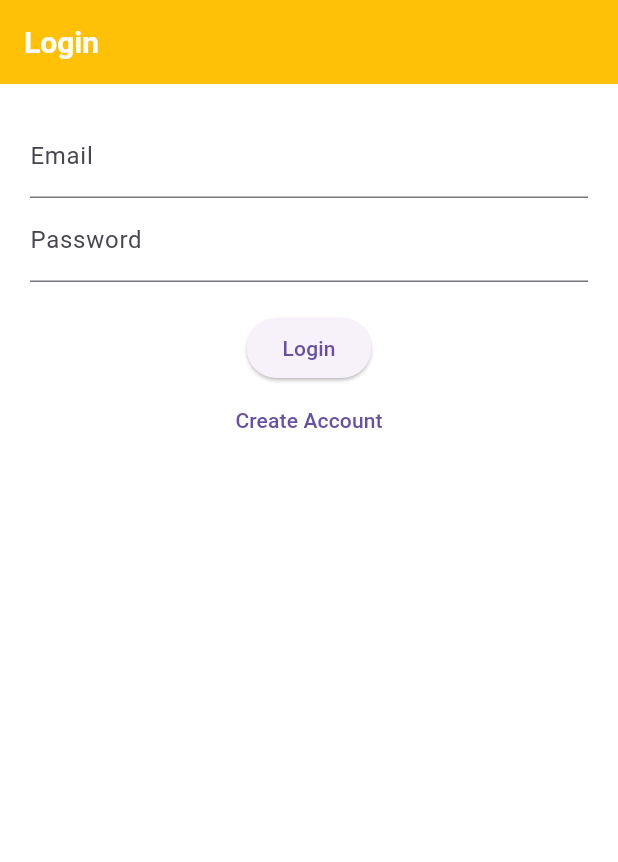
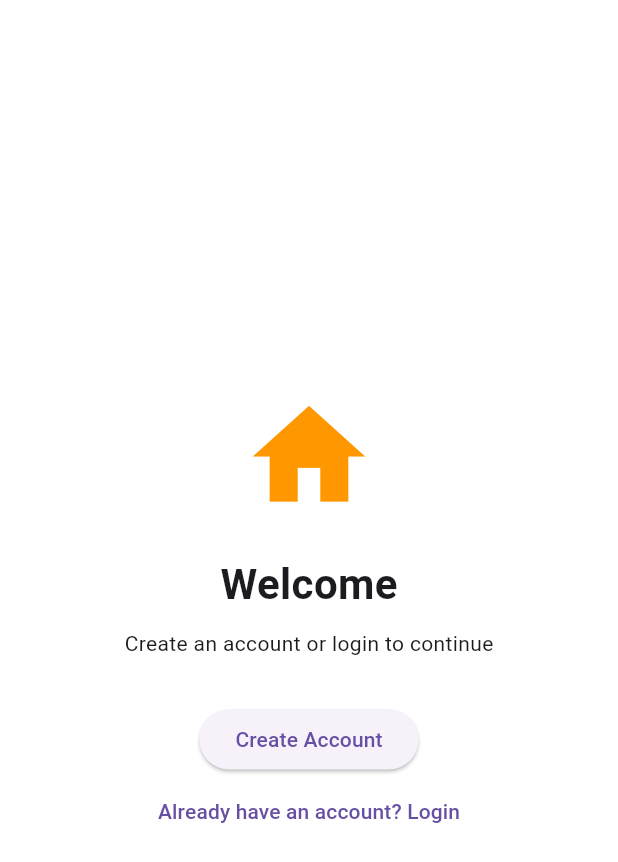
Before and after one commit to kingfillari/home_dashboard, a Flutter app: the screen it shows after launch, on a phone screen of 412 x 824 dp. Shown: the top 862 px of the screen. Run offline on Flutter 3.47's test engine with Material 3 defaults, Android fonts, the phone set to English and light mode, and no system bars.

Commit message:
Update dashboard UI, auth screens, and routing

```diff
--- a/lib/main.dart
+++ b/lib/main.dart
@@ -12,10 +12,10 @@ class MyApp extends StatelessWidget {
   @override
   Widget build(BuildContext context) {
     return MaterialApp(
+      debugShowCheckedModeBanner: false,
       title: 'Home Dashboard',
-      debugShowCheckedModeBanner: false,
       theme: appTheme,
-      initialRoute: '/login',
+      initialRoute: '/',
       routes: appRoutes,
     );
   }
--- a/lib/routes.dart
+++ b/lib/routes.dart
@@ -1,5 +1,6 @@
 import 'package:flutter/material.dart';
 
+import 'screens/auth/welcome_screen.dart';
 import 'screens/auth/login_screen.dart';
 import 'screens/auth/register_screen.dart';
 import 'screens/home/home_dashboard.dart';
@@ -10,6 +11,7 @@ import 'screens/links/links_screen.dart';
 import 'screens/wifi/wifi_screen.dart';
 
 final Map<String, WidgetBuilder> appRoutes = {
+  '/': (context) => const WelcomeScreen(),
   '/login': (context) => const LoginScreen(),
   '/register': (context) => const RegisterScreen(),
   '/home': (context) => const HomeDashboard(),
--- a/lib/screens/auth/login_screen.dart
+++ b/lib/screens/auth/login_screen.dart
@@ -11,23 +11,21 @@ class LoginScreen extends StatelessWidget {
         padding: const EdgeInsets.all(20),
         child: Column(
           children: [
-            TextField(decoration: const InputDecoration(labelText: "Email")),
-            TextField(
-              decoration: const InputDecoration(labelText: "Password"),
+            const TextField(decoration: InputDecoration(labelText: "Email")),
+            const TextField(
+              decoration: InputDecoration(labelText: "Password"),
               obscureText: true,
             ),
             const SizedBox(height: 20),
             ElevatedButton(
               onPressed: () {
-                Navigator.pushReplacementNamed(context, '/home');
+                Navigator.pushNamedAndRemoveUntil(
+                  context,
+                  '/home',
+                  (route) => false,
+                );
               },
               child: const Text("Login"),
-            ),
-            TextButton(
-              onPressed: () {
-                Navigator.pushNamed(context, '/register');
-              },
-              child: const Text("Create Account"),
             ),
           ],
         ),
--- /dev/null
+++ b/lib/screens/auth/welcome_screen.dart
@@ -0,0 +1,42 @@
+import 'package:flutter/material.dart';
+
+class WelcomeScreen extends StatelessWidget {
+  const WelcomeScreen({super.key});
+
+  @override
+  Widget build(BuildContext context) {
+    return Scaffold(
+      body: Center(
+        child: Padding(
+          padding: const EdgeInsets.all(24),
+          child: Column(
+            mainAxisAlignment: MainAxisAlignment.center,
+            children: [
+              const Icon(Icons.home, size: 90, color: Colors.orange),
+              const SizedBox(height: 20),
+              const Text(
+                "Welcome",
+                style: TextStyle(fontSize: 28, fontWeight: FontWeight.bold),
+              ),
+              const SizedBox(height: 10),
+              const Text("Create an account or login to continue"),
+              const SizedBox(height: 30),
+              ElevatedButton(
+                onPressed: () {
+                  Navigator.pushNamed(context, '/register');
+                },
+                child: const Text("Create Account"),
+              ),
+              TextButton(
+                onPressed: () {
+                  Navigator.pushNamed(context, '/login');
+                },
+                child: const Text("Already have an account? Login"),
+              ),
+            ],
+          ),
+        ),
+      ),
+    );
+  }
+}
--- a/lib/screens/ideas/ideas_screen.dart
+++ b/lib/screens/ideas/ideas_screen.dart
@@ -11,7 +11,6 @@ class IdeasScreen extends StatelessWidget {
         children: const [
           ListTile(title: Text("Startup Idea")),
           ListTile(title: Text("Mobile App Idea")),
-          ListTile(title: Text("Business Plan")),
         ],
       ),
     );
--- a/lib/screens/wifi/wifi_screen.dart
+++ b/lib/screens/wifi/wifi_screen.dart
@@ -6,7 +6,9 @@ class WifiScreen extends StatelessWidget {
   @override
   Widget build(BuildContext context) {
     return Scaffold(
-      appBar: AppBar(title: const Text("Wi-Fi Activities")),
+      appBar: AppBar(
+        title: const Text("Wi-Fi Activities"),
+      ),
       body: ListView(
         children: const [
           ListTile(
--- a/lib/theme.dart
+++ b/lib/theme.dart
@@ -1,16 +1,16 @@
 import 'package:flutter/material.dart';
 
 final ThemeData appTheme = ThemeData(
-  primaryColor: const Color(0xFFFFC107), // Yellow AppBar
+  primaryColor: const Color(0xFFFFC107),
   scaffoldBackgroundColor: Colors.white,
   appBarTheme: const AppBarTheme(
     backgroundColor: Color(0xFFFFC107),
     elevation: 0,
+    iconTheme: IconThemeData(color: Colors.white),
     titleTextStyle: TextStyle(
       color: Colors.white,
       fontSize: 20,
       fontWeight: FontWeight.bold,
     ),
-    iconTheme: IconThemeData(color: Colors.white),
   ),
 );
--- a/lib/widgets/dashboard_card.dart
+++ b/lib/widgets/dashboard_card.dart
@@ -26,7 +26,7 @@ class DashboardCard extends StatelessWidget {
             mainAxisAlignment: MainAxisAlignment.center,
             children: [
               CircleAvatar(
-                radius: 25,
+                radius: 26,
                 backgroundColor: color,
                 child: Icon(icon, color: Colors.white, size: 28),
               ),
@@ -37,9 +37,8 @@ class DashboardCard extends StatelessWidget {
               ),
               const SizedBox(height: 6),
               const Text(
-                "Check your bank activities",
+                "Check activities",
                 style: TextStyle(fontSize: 12, color: Colors.grey),
-                textAlign: TextAlign.center,
               ),
             ],
           ),
```
Also changed, not shown: lib/screens/add/add_screen.dart (+1 -6 lines), lib/screens/auth/register_screen.dart (+11 -7 lines), lib/screens/banking/banking_screen.dart (+3 -15 lines), lib/screens/home/home_dashboard.dart (+15 -5 lines), lib/screens/links/links_screen.dart (+2 -8 lines), 2 other files.
